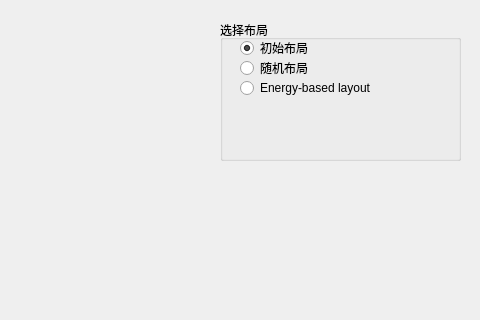
Before: the Qt Designer form paperconferenceauthorwindow.ui in Imanity/GraphView, drawn with Qt 5; both pictures show x 320 to 800 and y 0 to 320 of the 800 by 500 pixel window.
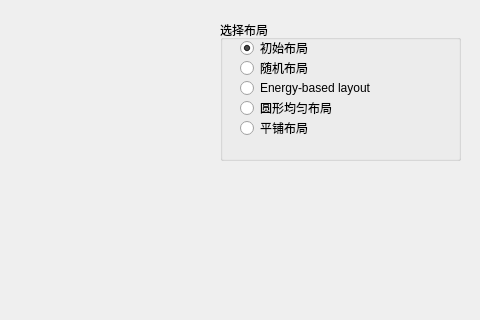
After: the same form once the commit is applied.

```diff
--- a/paperconferenceauthorwindow.ui
+++ b/paperconferenceauthorwindow.ui
@@ -80,6 +80,32 @@
       <string>Energy-based layout</string>
      </property>
     </widget>
+    <widget class="QRadioButton" name="circleLayoutButton">
+     <property name="geometry">
+      <rect>
+       <x>20</x>
+       <y>80</y>
+       <width>101</width>
+       <height>16</height>
+      </rect>
+     </property>
+     <property name="text">
+      <string>圆形均匀布局</string>
+     </property>
+    </widget>
+    <widget class="QRadioButton" name="formLayoutButton">
+     <property name="geometry">
+      <rect>
+       <x>20</x>
+       <y>100</y>
+       <width>89</width>
+       <height>16</height>
+      </rect>
+     </property>
+     <property name="text">
+      <string>平铺布局</string>
+     </property>
+    </widget>
    </widget>
   </widget>
   <widget class="QMenuBar" name="menubar">
```
Left out of the diff: 6 changed lines with no effect on the pictures.
